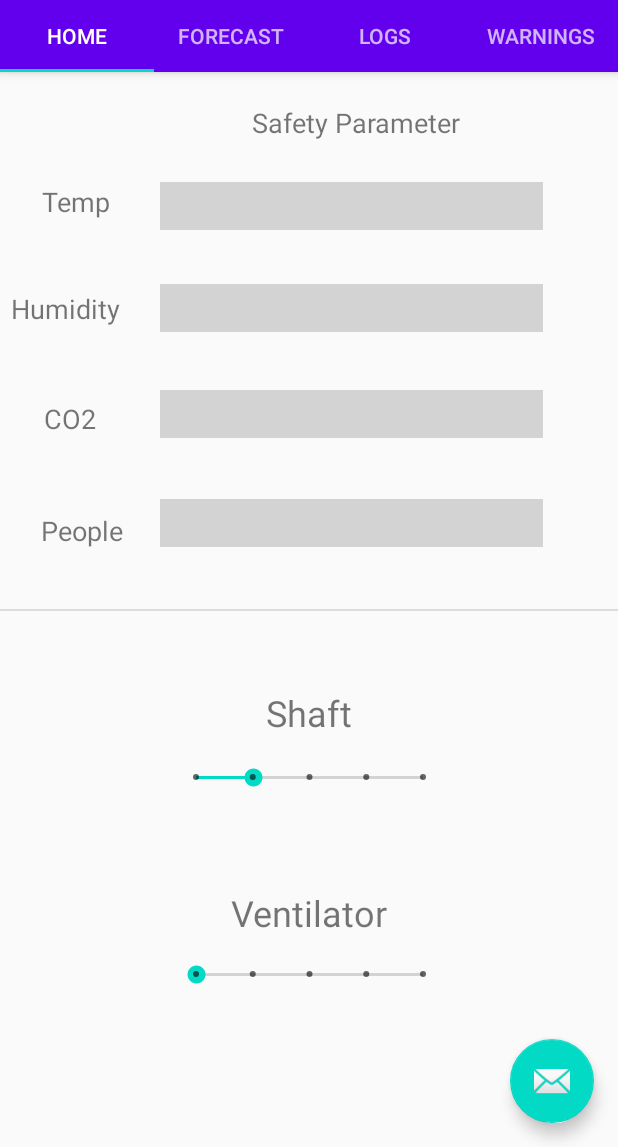
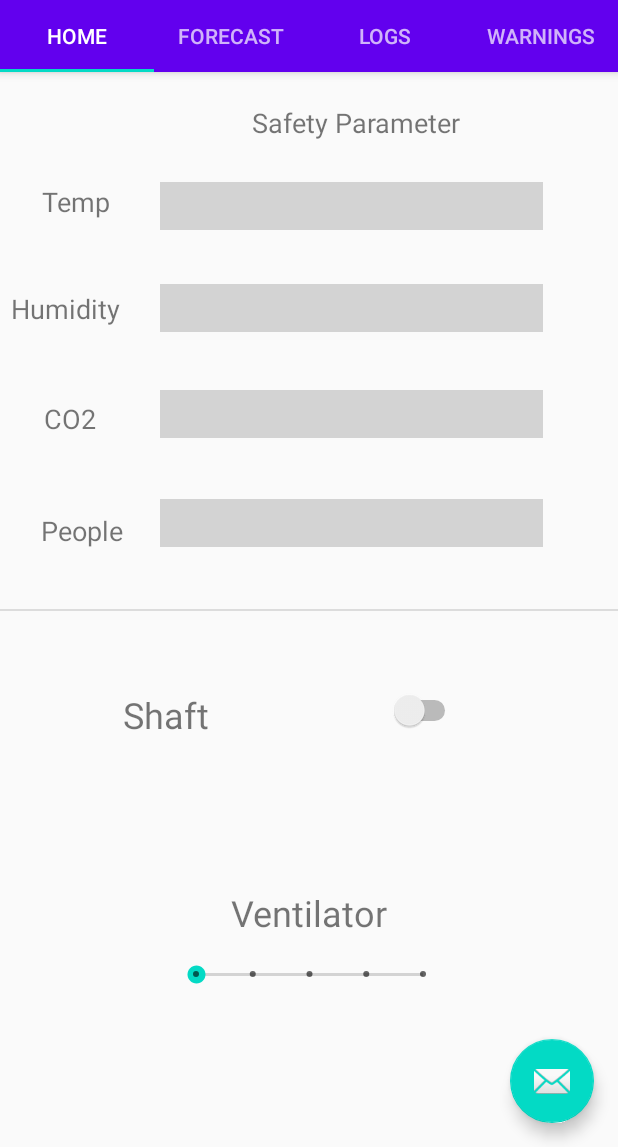
Before and after one commit to grzszy/SEP4Android, an Android app: the screen it shows after launch (MainActivity), on a phone screen of 412 x 824 dp, the part 89-1236 px from its top. Run offline under Robolectric (Android 15) with nearby library versions, the phone set to English and light mode, and no system bars.

Commit message:
Update home_fragment.xml

```diff
--- a/app/src/main/res/layout/home_fragment.xml
+++ b/app/src/main/res/layout/home_fragment.xml
@@ -5,19 +5,6 @@
     xmlns:tools="http://schemas.android.com/tools"
     android:layout_width="match_parent"
     android:layout_height="match_parent">
-
-    <SeekBar
-        android:id="@+id/seekBar2"
-        style="@style/Widget.AppCompat.SeekBar.Discrete"
-        android:layout_width="183dp"
-        android:layout_height="23dp"
-        android:max="4"
-        android:progress="1"
-        app:layout_constraintBottom_toBottomOf="parent"
-        app:layout_constraintEnd_toEndOf="parent"
-        app:layout_constraintStart_toStartOf="parent"
-        app:layout_constraintTop_toTopOf="parent"
-        app:layout_constraintVertical_bias="0.662" />
 
     <SeekBar
         android:id="@+id/seekBar3"
@@ -167,9 +154,10 @@
         android:textSize="24sp"
         app:layout_constraintBottom_toBottomOf="parent"
         app:layout_constraintEnd_toEndOf="parent"
+        app:layout_constraintHorizontal_bias="0.231"
         app:layout_constraintStart_toStartOf="parent"
         app:layout_constraintTop_toTopOf="parent"
-        app:layout_constraintVertical_bias="0.6" />
+        app:layout_constraintVertical_bias="0.602" />
 
     <TextView
         android:id="@+id/textView8"
@@ -183,4 +171,15 @@
         app:layout_constraintTop_toTopOf="parent"
         app:layout_constraintVertical_bias="0.795" />
 
+    <Switch
+        android:id="@+id/switch1"
+        android:layout_width="wrap_content"
+        android:layout_height="wrap_content"
+        app:layout_constraintBottom_toBottomOf="parent"
+        app:layout_constraintEnd_toEndOf="parent"
+        app:layout_constraintHorizontal_bias="0.535"
+        app:layout_constraintStart_toEndOf="@+id/textView7"
+        app:layout_constraintTop_toTopOf="parent"
+        app:layout_constraintVertical_bias="0.598" />
+
 </androidx.constraintlayout.widget.ConstraintLayout>
```
